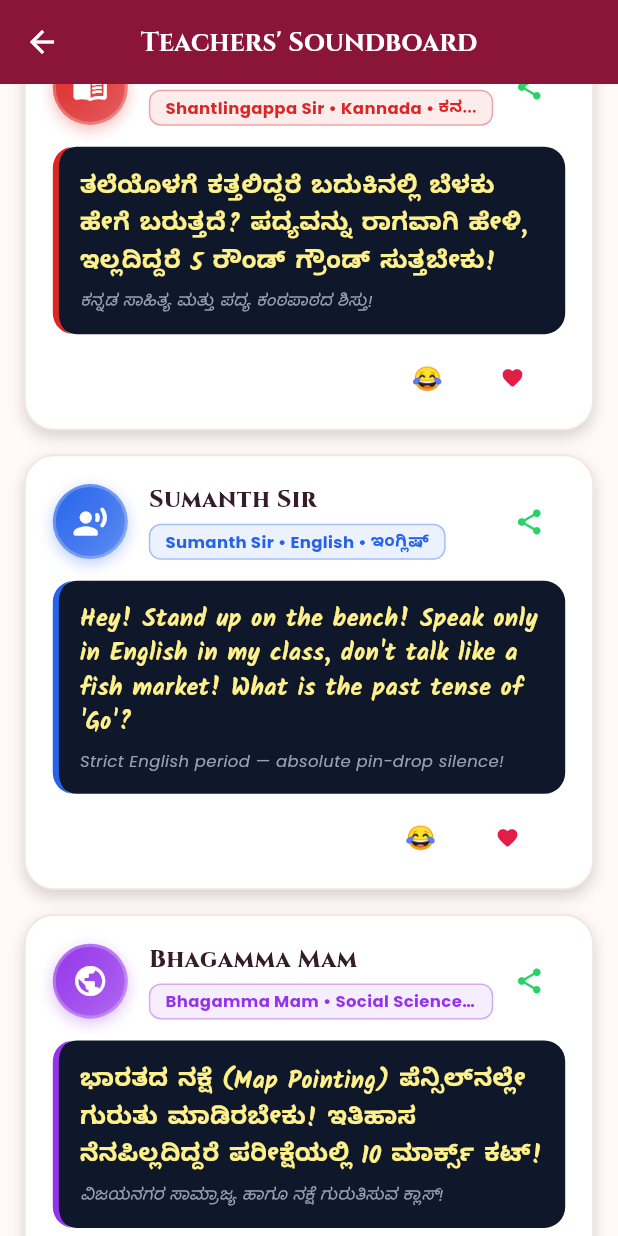
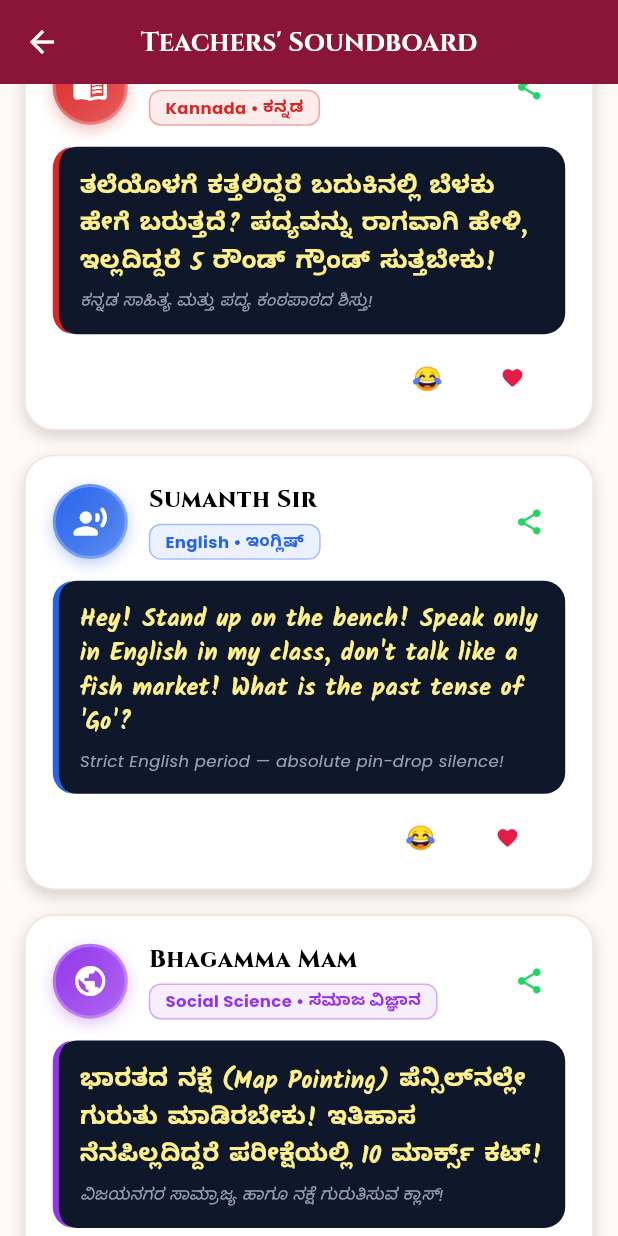
Before and after one commit to Ravi8855/mdrs_school, a Flutter app: the TeachersSoundboardScreen screen opened directly, scrolled down 576 dp, on a phone screen of 412 x 824 dp. Run offline on Flutter 3.47's test engine with Material 3 defaults, Android fonts, the phone set to English and light mode, and no system bars; our stand-ins replace confetti, google_fonts, shared_preferences, supabase_flutter, web; accounts and stored records are empty.

Commit message:
fix(teachers): remove duplicate teacher name from subject pill and keep black title

```diff
--- a/lib/screens/teachers_soundboard/teachers_soundboard_screen.dart
+++ b/lib/screens/teachers_soundboard/teachers_soundboard_screen.dart
@@ -480,7 +480,7 @@ Download MDRS Alumni App to relive your hostel memories!
                         style: GoogleFonts.cinzel(
                           fontSize: 16,
                           fontWeight: FontWeight.w800,
-                          color: AppColors.textPrimary,
+                          color: Colors.black,
                         ),
                       ),
                       const SizedBox(height: 4),
@@ -495,7 +495,7 @@ Download MDRS Alumni App to relive your hostel memories!
                                 border: Border.all(color: teacher.themeColor.withAlpha(90), width: 1),
                               ),
                               child: Text(
-                                "${teacher.name} • ${teacher.subject} • ${teacher.subjectKannada}",
+                                "${teacher.subject} • ${teacher.subjectKannada}",
                                 style: GoogleFonts.poppins(
                                   fontSize: 11,
                                   fontWeight: FontWeight.bold,
```
